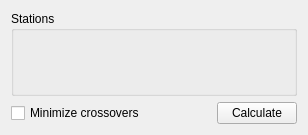
Qt form ui/findroutes.ui (etengabeko/metromap) before a commit.
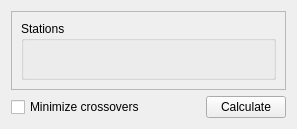
The same form after that commit.

Patch:
```diff
--- a/ui/findroutes.ui
+++ b/ui/findroutes.ui
@@ -6,8 +6,26 @@
    <rect>
     <x>0</x>
     <y>0</y>
-    <width>308</width>
-    <height>135</height>
+    <width>297</width>
+    <height>129</height>
+   </rect>
+  </property>
+  <layout class="QVBoxLayout" name="verticalLayout_3">
+   <item>
+    <widget class="QScrollArea" name="scrollArea">
+     <property name="horizontalScrollBarPolicy">
+      <enum>Qt::ScrollBarAlwaysOff</enum>
+     </property>
+     <property name="widgetResizable">
+      <bool>true</bool>
+     </property>
+     <widget class="QWidget" name="scrollAreaWidgetContents">
+      <property name="geometry">
+       <rect>
+        <x>0</x>
+        <y>0</y>
+        <width>283</width>
+        <height>85</height>
    </rect>
   </property>
   <layout class="QVBoxLayout" name="verticalLayout_2">
@@ -37,6 +55,10 @@
        </spacer>
       </item>
      </layout>
+        </widget>
+       </item>
+      </layout>
+     </widget>
     </widget>
    </item>
    <item>
```
Lines whose indentation alone changed are shown as unchanged.
